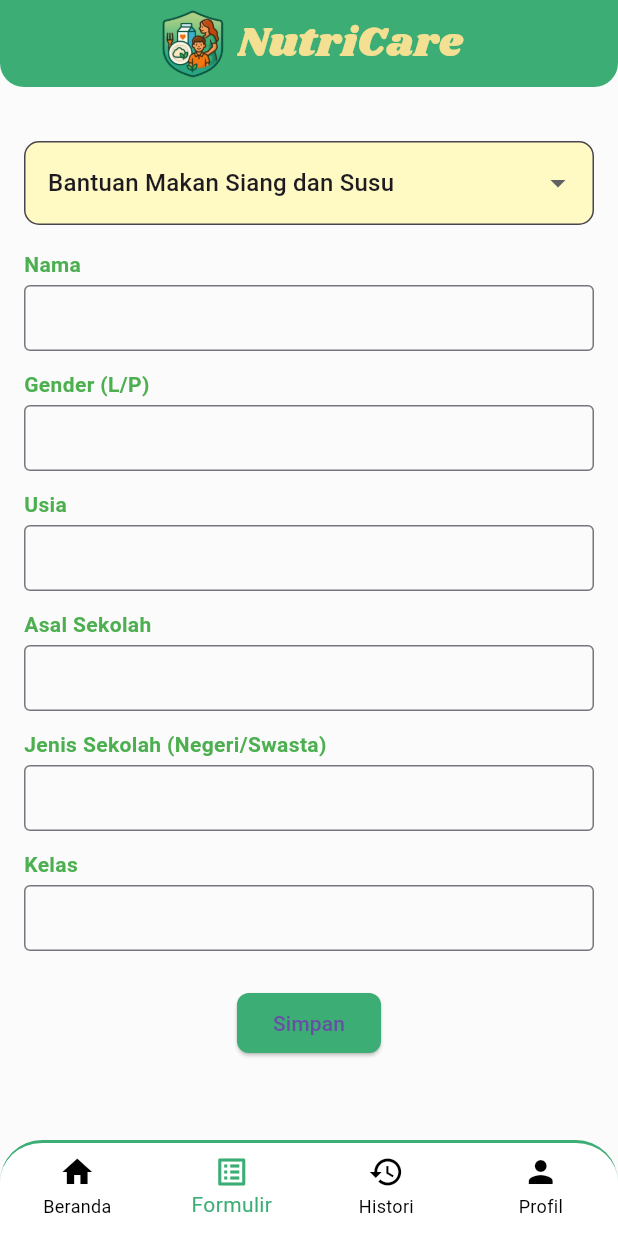
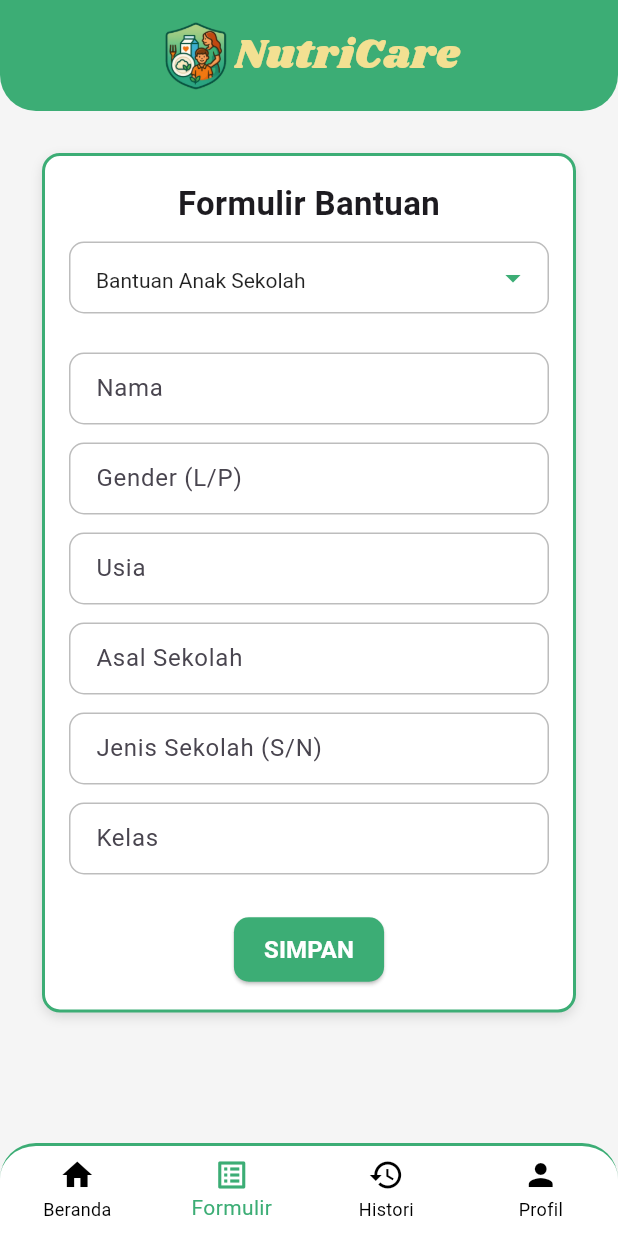
Before and after one commit to ipaddr/MPLJJ25-140-KEL-2, a Flutter app: the FormulirGabungan screen opened by its route, on a phone screen of 412 x 824 dp. Run offline on Flutter 3.47's test engine with Material 3 defaults, Android fonts, the light colour scheme and no system bars; our stand-ins replace fl_chart, table_calendar.

Commit message:
Menyempurnakan tata letak, warna, tema, margin tampilan formulir anak sekolah, balita, ibu hamil

```diff
--- a/nutricare_app/lib/pages/formulir.dart
+++ b/nutricare_app/lib/pages/formulir.dart
@@ -16,7 +16,7 @@ class NutriCareApp extends StatelessWidget {
         '/home': (context) => const DummyPage(title: 'Beranda'),
         '/formulir': (context) => const FormulirGabungan(),
         '/profil': (context) => const DummyPage(title: 'Profil'),
-        '/histori': (context) => const DummyPage(title: 'Histori'), // perbaikan typo
+        '/histori': (context) => const DummyPage(title: 'Histori'),
       },
     );
   }
@@ -30,48 +30,57 @@ class FormulirGabungan extends StatefulWidget {
 }
 
 class _FormulirGabunganState extends State<FormulirGabungan> {
-  String selectedForm = 'Bantuan Makan Siang dan Susu';
+  final _formKey = GlobalKey<FormState>();
 
-  final List<String> bantuanList = [
-    'Bantuan Makan Siang dan Susu',
-    'Bantuan Gizi Balita',
-    'Bantuan Gizi Ibu Hamil',
+  String selectedForm = 'Bantuan Anak Sekolah';
+  final List<String> daftarFormulir = [
+    'Bantuan Anak Sekolah',
+    'Bantuan Balita',
+    'Bantuan Ibu Hamil',
   ];
+
+  // Controller Anak Sekolah
+  final TextEditingController namaCtrl = TextEditingController();
+  final TextEditingController genderCtrl = TextEditingController();
+  final TextEditingController usiaCtrl = TextEditingController();
+  final TextEditingController asalSekolahCtrl = TextEditingController();
+  final TextEditingController jenisSekolahCtrl = TextEditingController();
+  final TextEditingController kelasCtrl = TextEditingController();
+
+  // Controller Balita
+  final TextEditingController usiaBlnCtrl = TextEditingController();
+  final TextEditingController beratCtrl = TextEditingController();
+  final TextEditingController tinggiCtrl = TextEditingController();
+  final TextEditingController alergiCtrl = TextEditingController();
+  final TextEditingController ortuCtrl = TextEditingController();
+
+  // Controller Ibu Hamil
+  final TextEditingController nikCtrl = TextEditingController();
+  final TextEditingController usiaHamilCtrl = TextEditingController();
+  final TextEditingController alamatCtrl = TextEditingController();
+  final TextEditingController fasilitasCtrl = TextEditingController();
+  final TextEditingController telpCtrl = TextEditingController();
 
   @override
   Widget build(BuildContext context) {
-    Widget formWidget;
-    switch (selectedForm) {
-      case 'Bantuan Gizi Balita':
-        formWidget = const FormulirBalita();
-        break;
-      case 'Bantuan Gizi Ibu Hamil':
-        formWidget = const FormulirIbuHamil();
-        break;
-      default:
-        formWidget = const FormulirAnakSekolah();
-    }
-
     return Scaffold(
+      backgroundColor: const Color(0xFFF5F5F5),
       body: Column(
         children: [
-        // ✅ Header dipindah ke luar scroll agar full-width
           Container(
-          width: double.infinity,
-          padding: const EdgeInsets.symmetric(horizontal: 16, vertical: 4),
+            padding: const EdgeInsets.symmetric(horizontal: 16, vertical: 12),
             decoration: const BoxDecoration(
               color: Color(0xFF3CAD75),
               borderRadius: BorderRadius.only(
-              bottomLeft: Radius.circular(16),
-              bottomRight: Radius.circular(16),
+                bottomLeft: Radius.circular(24),
+                bottomRight: Radius.circular(24),
               ),
             ),
-          child: SafeArea( // Pastikan tidak ketumpuk status bar
             child: Row(
               mainAxisAlignment: MainAxisAlignment.center,
               children: [
                 Image.asset('assets/images/logo.png', height: 50),
-                const SizedBox(width: 5),
+                const SizedBox(width: 1),
                 const Text(
                   'NutriCare',
                   style: TextStyle(
@@ -83,55 +92,126 @@ class _FormulirGabunganState extends State<FormulirGabungan> {
               ],
             ),
           ),
-        ),
-
-        // ✅ Scroll hanya untuk bagian isi
           Expanded(
             child: SingleChildScrollView(
+              padding: const EdgeInsets.all(28),
+              child: Container(
                 padding: const EdgeInsets.all(16),
+                decoration: BoxDecoration(
+                  color: Colors.white,
+                  border: Border.all(color: const Color(0xFF3CAD75), width: 2),
+                  borderRadius: BorderRadius.circular(12),
+                  boxShadow: const [
+                    BoxShadow(
+                      color: Colors.black12,
+                      blurRadius: 6,
+                      offset: Offset(0, 3),
+                    ),
+                  ],
+                ),
                 child: Column(
                   children: [
-                const SizedBox(height: 20),
+                    const Text(
+                      'Formulir Bantuan',
+                      style: TextStyle(
+                        fontSize: 22,
+                        fontWeight: FontWeight.bold,
+                      ),
+                      textAlign: TextAlign.center,
+                    ),
+                    const SizedBox(height: 10),
                     DropdownButtonFormField<String>(
                       value: selectedForm,
-                  decoration: InputDecoration(
-                    filled: true,
-                    fillColor: Colors.yellow[100],
-                    border: OutlineInputBorder(
+                      isExpanded: true,
+                      icon: const Icon(Icons.arrow_drop_down, color: Color(0xFF3CAD75)),
+                      decoration: _inputDecoration(hintText: 'Pilih jenis formulir'),
+                      style: const TextStyle(fontSize: 14, color: Colors.black87),
+                      dropdownColor: Colors.white,
+                      borderRadius: BorderRadius.circular(10),
+                      items: daftarFormulir.map((String value) {
+                        return DropdownMenuItem<String>(
+                          value: value,
+                          child: Text(value),
+                        );
+                      }).toList(),
+                      onChanged: (newValue) {
+                        setState(() {
+                          selectedForm = newValue!;
+                        });
+                      },
+                    ),
+                    const SizedBox(height: 20),
+                    Form(
+                      key: _formKey,
+                      child: Column(
+                        children: [
+                          if (selectedForm == 'Bantuan Anak Sekolah') ...[
+                            _buildTextField(namaCtrl, 'Nama'),
+                            _buildTextField(genderCtrl, 'Gender (L/P)'),
+                            _buildTextField(usiaCtrl, 'Usia'),
+                            _buildTextField(asalSekolahCtrl, 'Asal Sekolah'),
+                            _buildTextField(jenisSekolahCtrl, 'Jenis Sekolah (S/N)'),
+                            _buildTextField(kelasCtrl, 'Kelas'),
+                          ] else if (selectedForm == 'Bantuan Balita') ...[
+                            _buildTextField(namaCtrl, 'Nama'),
+                            _buildTextField(usiaBlnCtrl, 'Usia (bulan)'),
+                            _buildTextField(beratCtrl, 'Berat Badan (kg)'),
+                            _buildTextField(tinggiCtrl, 'Tinggi Badan (cm)'),
+                            _buildTextField(alergiCtrl, 'Alergi (jika ada)'),
+                            _buildTextField(ortuCtrl, 'Nama Orang Tua'),
+                          ] else if (selectedForm == 'Bantuan Ibu Hamil') ...[
+                            _buildTextField(namaCtrl, 'Nama'),
+                            _buildTextField(nikCtrl, 'NIK'),
+                            _buildTextField(usiaHamilCtrl, 'Usia Kehamilan (minggu)'),
+                            _buildTextField(alamatCtrl, 'Alamat'),
+                            _buildTextField(fasilitasCtrl, 'Alamat Fasilitas yang Dikunjungi'),
+                            _buildTextField(telpCtrl, 'No. Telepon'),
+                          ],
+                        ],
+                      ),
+                    ),
+                    const SizedBox(height: 20),
+                    ElevatedButton(
+                      onPressed: () {
+                        if (_formKey.currentState!.validate()) {
+                          ScaffoldMessenger.of(context).showSnackBar(
+                            const SnackBar(content: Text('Data formulir berhasil disimpan')),
+                          );
+                        }
+                      },
+                      style: ElevatedButton.styleFrom(
+                        backgroundColor: const Color(0xFF3CAD75),
+                        foregroundColor: Colors.white,
+                        padding: const EdgeInsets.symmetric(vertical: 10, horizontal: 20),
+                        shape: RoundedRectangleBorder(
                           borderRadius: BorderRadius.circular(10),
                         ),
                       ),
-                  items: bantuanList
-                      .map((item) => DropdownMenuItem(
-                            value: item,
-                            child: Text(item),
-                          ))
-                      .toList(),
-                  onChanged: (value) {
-                    setState(() {
-                      selectedForm = value!;
-                    });
-                  },
+                      child: const Text(
+                        'SIMPAN',
+                        style: TextStyle(fontSize: 16, fontWeight: FontWeight.bold),
                       ),
-                const SizedBox(height: 16),
-                formWidget,
+                    ),
                   ],
+                ),
               ),
             ),
           ),
         ],
       ),
+
+      // Bottom Navigation Bar
       bottomNavigationBar: Container(
         decoration: const BoxDecoration(
           border: Border(top: BorderSide(color: Color(0xFF3CAD75), width: 2)),
           color: Colors.white,
           borderRadius: BorderRadius.only(
-            topLeft: Radius.circular(28),
-            topRight: Radius.circular(28),
+            topLeft: Radius.circular(24),
+            topRight: Radius.circular(24),
           ),
         ),
         child: Padding(
-          padding: const EdgeInsets.only(bottom: 4),
+          padding: const EdgeInsets.only(bottom: 2),
           child: BottomNavigationBar(
             currentIndex: 1,
             selectedItemColor: const Color(0xFF3CAD75),
@@ -145,10 +225,10 @@ class _FormulirGabunganState extends State<FormulirGabungan> {
                   Navigator.pushNamed(context, '/home');
                   break;
                 case 1:
-                  // Di halaman ini
+                  Navigator.pushNamed(context, '/formulir');
                   break;
                 case 2:
-                  Navigator.pushNamed(context, '/histori'); // ✅ diperbaiki
+                  Navigator.pushNamed(context, '/histori');
                   break;
                 case 3:
                   Navigator.pushNamed(context, '/profil');
@@ -157,186 +237,75 @@ class _FormulirGabunganState extends State<FormulirGabungan> {
             },
             items: const [
               BottomNavigationBarItem(icon: Icon(Icons.home), label: 'Beranda'),
-              BottomNavigationBarItem(icon: Icon(Icons.list_alt), label: 'Formulir'),
-              BottomNavigationBarItem(icon: Icon(Icons.history), label: 'Histori'),
-              BottomNavigationBarItem(icon: Icon(Icons.person), label: 'Profil'),
+              BottomNavigationBarItem(
+                icon: Icon(Icons.list_alt),
+                label: 'Formulir',
+              ),
+              BottomNavigationBarItem(
+                icon: Icon(Icons.history),
+                label: 'Histori',
+              ),
+              BottomNavigationBarItem(
+                icon: Icon(Icons.person),
+                label: 'Profil',
+              ),
             ],
           ),
         ),
       ),
     );
   }
+
+  // Fungsi helper untuk Input Field
+  Widget _buildTextField(TextEditingController controller, String label) {
+    bool isAngka =
+        label.toLowerCase().contains('usia') ||
+        label.toLowerCase().contains('kelas') ||
+        label.toLowerCase().contains('berat') ||
+        label.toLowerCase().contains('tinggi') ||
+        label.toLowerCase().contains('no') ||
+        label.toLowerCase().contains('nik');
+
+    return Padding(
+      padding: const EdgeInsets.symmetric(vertical: 6.0),
+      child: TextFormField(
+        controller: controller,
+        decoration: _inputDecoration(hintText: label),
+        keyboardType: isAngka ? TextInputType.number : TextInputType.text,
+        validator: (value) {
+          if (value == null || value.isEmpty) {
+            return '$label tidak boleh kosong';
           }
-
-
-Widget buildField(String label, TextEditingController controller,
-    {TextInputType keyboard = TextInputType.text}) {
-  return Padding(
-    padding: const EdgeInsets.only(bottom: 12),
-    child: Column(
-      crossAxisAlignment: CrossAxisAlignment.start,
-      children: [
-        Text(label,
-            style: const TextStyle(
-                color: Colors.green, fontWeight: FontWeight.bold)),
-        const SizedBox(height: 4),
-        TextFormField(
-          controller: controller,
-          keyboardType: keyboard,
-          decoration: const InputDecoration(
-            border: OutlineInputBorder(),
-            isDense: true,
-            contentPadding: EdgeInsets.all(10),
-          ),
-          validator: (value) =>
-              value == null || value.isEmpty ? "Wajib diisi" : null,
-        ),
-      ],
+          return null;
+        },
       ),
     );
   }
 
-// Form Anak Sekolah
-class FormulirAnakSekolah extends StatefulWidget {
-  const FormulirAnakSekolah({super.key});
-
-  @override
-  State<FormulirAnakSekolah> createState() => _FormulirAnakSekolahState();
-}
-
-class _FormulirAnakSekolahState extends State<FormulirAnakSekolah> {
-  final formKey = GlobalKey<FormState>();
-  final nama = TextEditingController();
-  final gender = TextEditingController();
-  final usia = TextEditingController();
-  final sekolah = TextEditingController();
-  final jenis = TextEditingController();
-  final kelas = TextEditingController();
-
-  @override
-  Widget build(BuildContext context) {
-    return Form(
-      key: formKey,
-      child: Column(
-        children: [
-          buildField("Nama", nama),
-          buildField("Gender (L/P)", gender),
-          buildField("Usia", usia, keyboard: TextInputType.number),
-          buildField("Asal Sekolah", sekolah),
-          buildField("Jenis Sekolah (Negeri/Swasta)", jenis),
-          buildField("Kelas", kelas, keyboard: TextInputType.number),
-          const SizedBox(height: 12),
-          ElevatedButton(
-            onPressed: () {
-              if (formKey.currentState!.validate()) {
-                ScaffoldMessenger.of(context).showSnackBar(
-                  const SnackBar(content: Text("Data Anak Sekolah disimpan")),
-                );
-              }
-            },
-            child: const Text("Simpan"),
+  // Fungsi helper untuk dekorasi input
+  InputDecoration _inputDecoration({required String hintText}) {
+    return InputDecoration(
+      hintText: hintText,
+      filled: true,
+      fillColor: Colors.white,
+      contentPadding: const EdgeInsets.symmetric(horizontal: 14, vertical: 12),
+      border: OutlineInputBorder(
+        borderRadius: BorderRadius.circular(10),
+        borderSide: BorderSide(color: Colors.grey.shade400),
       ),
-        ],
+      enabledBorder: OutlineInputBorder(
+        borderRadius: BorderRadius.circular(10),
+        borderSide: BorderSide(color: Colors.grey.shade400),
+      ),
+      focusedBorder: const OutlineInputBorder(
+        borderRadius: BorderRadius.all(Radius.circular(10)),
+        borderSide: BorderSide(color: Color(0xFF3CAD75), width: 2),
       ),
     );
   }
 }
 
-// Form Balita
-class FormulirBalita extends StatefulWidget {
-  const FormulirBalita({super.key});
-
-  @override
-  State<FormulirBalita> createState() => _FormulirBalitaState();
-}
-
-class _FormulirBalitaState extends State<FormulirBalita> {
-  final formKey = GlobalKey<FormState>();
-  final nama = TextEditingController();
-  final usia = TextEditingController();
-  final berat = TextEditingController();
-  final tinggi = TextEditingController();
-  final alergi = TextEditingController();
-  final ortu = TextEditingController();
-  final lokasi = TextEditingController();
-
-  @override
-  Widget build(BuildContext context) {
-    return Form(
-      key: formKey,
-      child: Column(
-        children: [
-          buildField("Nama", nama),
-          buildField("Usia (bulan)", usia, keyboard: TextInputType.number),
-          buildField("Berat Badan (kg)", berat, keyboard: TextInputType.number),
-          buildField("Tinggi Badan (cm)", tinggi, keyboard: TextInputType.number),
-          buildField("Alergi (Jika ada)", alergi),
-          buildField("Nama Orang Tua", ortu),
-          buildField("Lokasi", lokasi),
-          const SizedBox(height: 12),
-          ElevatedButton(
-            onPressed: () {
-              if (formKey.currentState!.validate()) {
-                ScaffoldMessenger.of(context).showSnackBar(
-                  const SnackBar(content: Text("Data Balita disimpan")),
-                );
-              }
-            },
-            child: const Text("Simpan"),
-          ),
-        ],
-      ),
-    );
-  }
-}
-
-// Form Ibu Hamil
-class FormulirIbuHamil extends StatefulWidget {
-  const FormulirIbuHamil({super.key});
-
-  @override
-  State<FormulirIbuHamil> createState() => _FormulirIbuHamilState();
-}
-
-class _FormulirIbuHamilState extends State<FormulirIbuHamil> {
-  final formKey = GlobalKey<FormState>();
-  final nama = TextEditingController();
-  final nik = TextEditingController();
-  final usiaKehamilan = TextEditingController();
-  final alamat = TextEditingController();
-  final fasilitas = TextEditingController();
-  final telepon = TextEditingController();
-
-  @override
-  Widget build(BuildContext context) {
-    return Form(
-      key: formKey,
-      child: Column(
-        children: [
-          buildField("Nama", nama),
-          buildField("NIK", nik, keyboard: TextInputType.number),
-          buildField("Usia Kehamilan (minggu)", usiaKehamilan, keyboard: TextInputType.number),
-          buildField("Alamat", alamat),
-          buildField("Fasilitas Kesehatan", fasilitas),
-          buildField("No. Telepon", telepon, keyboard: TextInputType.phone),
-          const SizedBox(height: 12),
-          ElevatedButton(
-            onPressed: () {
-              if (formKey.currentState!.validate()) {
-                ScaffoldMessenger.of(context).showSnackBar(
-                  const SnackBar(content: Text("Data Ibu Hamil disimpan")),
-                );
-              }
-            },
-            child: const Text("Simpan"),
-          ),
-        ],
-      ),
-    );
-  }
-}
-
-// Dummy page untuk navigasi lainnya
+// Dummy Page untuk halaman navigasi lainnya
 class DummyPage extends StatelessWidget {
   final String title;
   const DummyPage({super.key, required this.title});
@@ -344,7 +313,10 @@ class DummyPage extends StatelessWidget {
   @override
   Widget build(BuildContext context) {
     return Scaffold(
-      appBar: AppBar(title: Text(title)),
+      appBar: AppBar(
+        title: Text(title),
+        backgroundColor: const Color(0xFF3CAD75),
+      ),
       body: Center(child: Text('Halaman $title')),
     );
   }
--- a/nutricare_app/lib/pages/home.dart
+++ b/nutricare_app/lib/pages/home.dart
@@ -1,9 +1,3 @@
-
-
-
-
-
-
 import 'package:flutter/material.dart';
 import 'package:table_calendar/table_calendar.dart';
 
```
Lines whose indentation alone changed are shown as unchanged.
